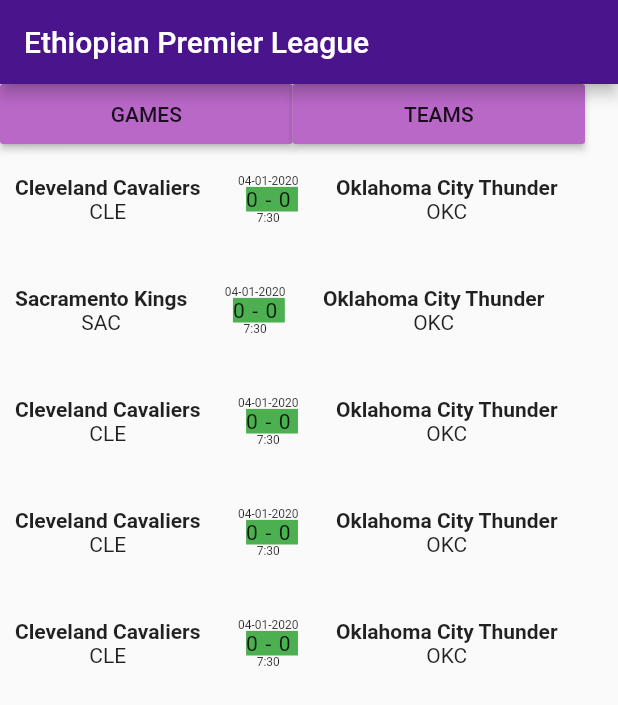
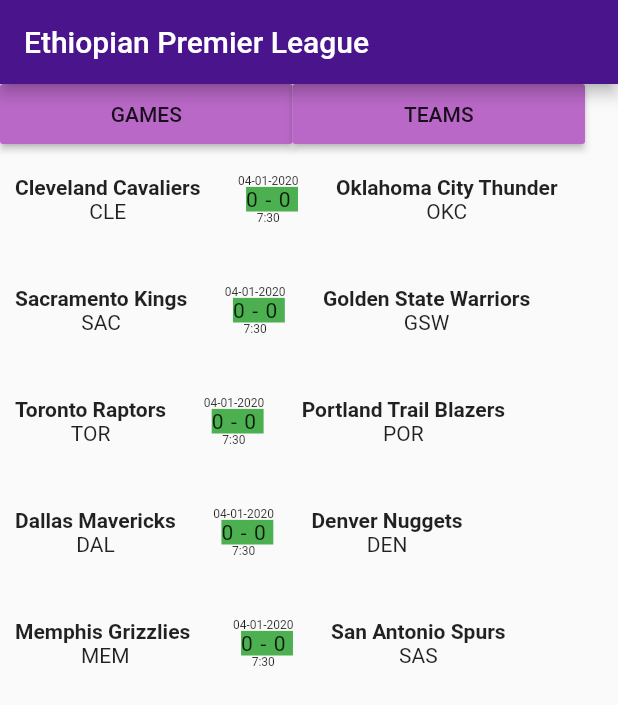
Before and after one commit to tinatib/flutter_app, a Flutter app: the screen it shows after launch, on a phone screen of 412 x 824 dp. Shown: the top 705 px of the screen. Run offline on Flutter 3.47's test engine with Material 2 defaults, Android fonts, the phone set to English and light mode, and no system bars.

Commit message:
corrected the names of the Games

```diff
--- a/lib/main.dart
+++ b/lib/main.dart
@@ -140,8 +140,8 @@ class _MyAppState extends State<MyApp> {
                   ),
                   Column(
                     children: [
-                      Text('Oklahoma City Thunder' ,style: TextStyle(fontWeight:FontWeight.bold,),),
-                      Text('OKC'),
+                      Text('Golden State Warriors' ,style: TextStyle(fontWeight:FontWeight.bold,),),
+                      Text('GSW'),
                     ],
                   ),
                 ],
@@ -157,8 +157,8 @@ class _MyAppState extends State<MyApp> {
                     child: Column(
 
                       children: [
-                        Text('Cleveland Cavaliers', style: TextStyle(fontWeight:FontWeight.bold,),),
-                        Text('CLE'),
+                        Text('Toronto Raptors', style: TextStyle(fontWeight:FontWeight.bold,),),
+                        Text('TOR'),
                       ],
                     ),
                   ),
@@ -181,8 +181,8 @@ class _MyAppState extends State<MyApp> {
                   ),
                   Column(
                     children: [
-                      Text('Oklahoma City Thunder' ,style: TextStyle(fontWeight:FontWeight.bold,),),
-                      Text('OKC'),
+                      Text('Portland Trail Blazers' ,style: TextStyle(fontWeight:FontWeight.bold,),),
+                      Text('POR'),
                     ],
                   ),
                 ],
@@ -198,8 +198,8 @@ class _MyAppState extends State<MyApp> {
                     child: Column(
 
                       children: [
-                        Text('Cleveland Cavaliers', style: TextStyle(fontWeight:FontWeight.bold,),),
-                        Text('CLE'),
+                        Text('Dallas Mavericks', style: TextStyle(fontWeight:FontWeight.bold,),),
+                        Text('DAL'),
                       ],
                     ),
                   ),
@@ -222,8 +222,8 @@ class _MyAppState extends State<MyApp> {
                   ),
                   Column(
                     children: [
-                      Text('Oklahoma City Thunder' ,style: TextStyle(fontWeight:FontWeight.bold,),),
-                      Text('OKC'),
+                      Text('Denver Nuggets' ,style: TextStyle(fontWeight:FontWeight.bold,),),
+                      Text('DEN'),
                     ],
                   ),
                 ],
@@ -239,8 +239,8 @@ class _MyAppState extends State<MyApp> {
                     child: Column(
 
                       children: [
-                        Text('Cleveland Cavaliers', style: TextStyle(fontWeight:FontWeight.bold,),),
-                        Text('CLE'),
+                        Text('Memphis Grizzlies ', style: TextStyle(fontWeight:FontWeight.bold,),),
+                        Text('MEM'),
                       ],
                     ),
                   ),
@@ -263,8 +263,8 @@ class _MyAppState extends State<MyApp> {
                   ),
                   Column(
                     children: [
-                      Text('Oklahoma City Thunder' ,style: TextStyle(fontWeight:FontWeight.bold,),),
-                      Text('OKC'),
+                      Text('San Antonio Spurs' ,style: TextStyle(fontWeight:FontWeight.bold,),),
+                      Text('SAS'),
                     ],
                   ),
                 ],
```
